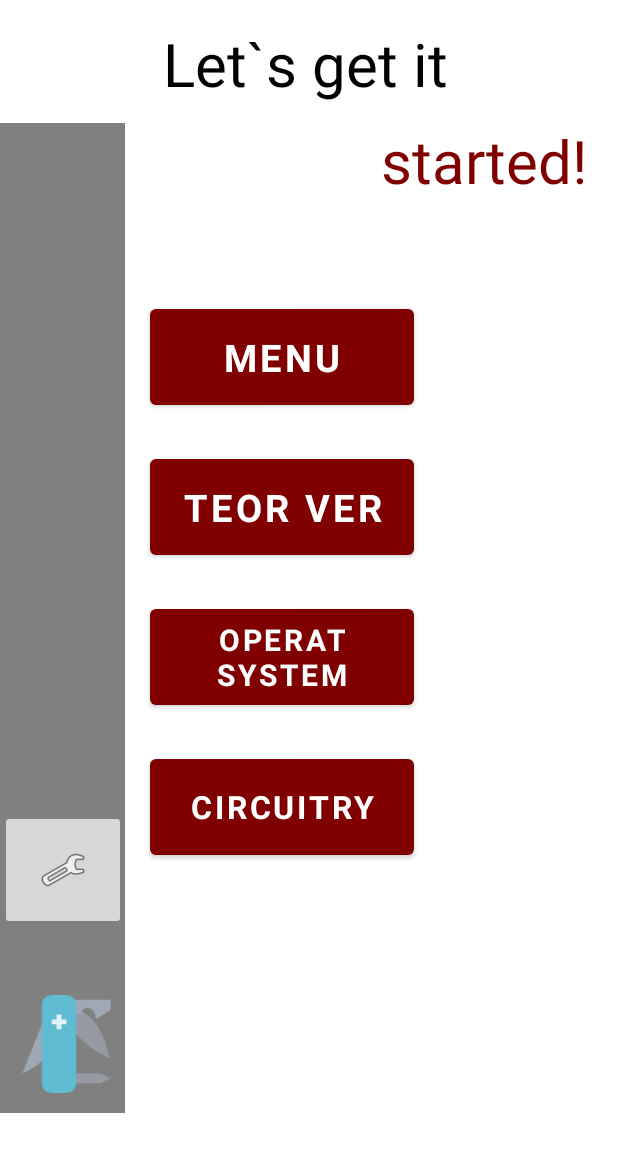
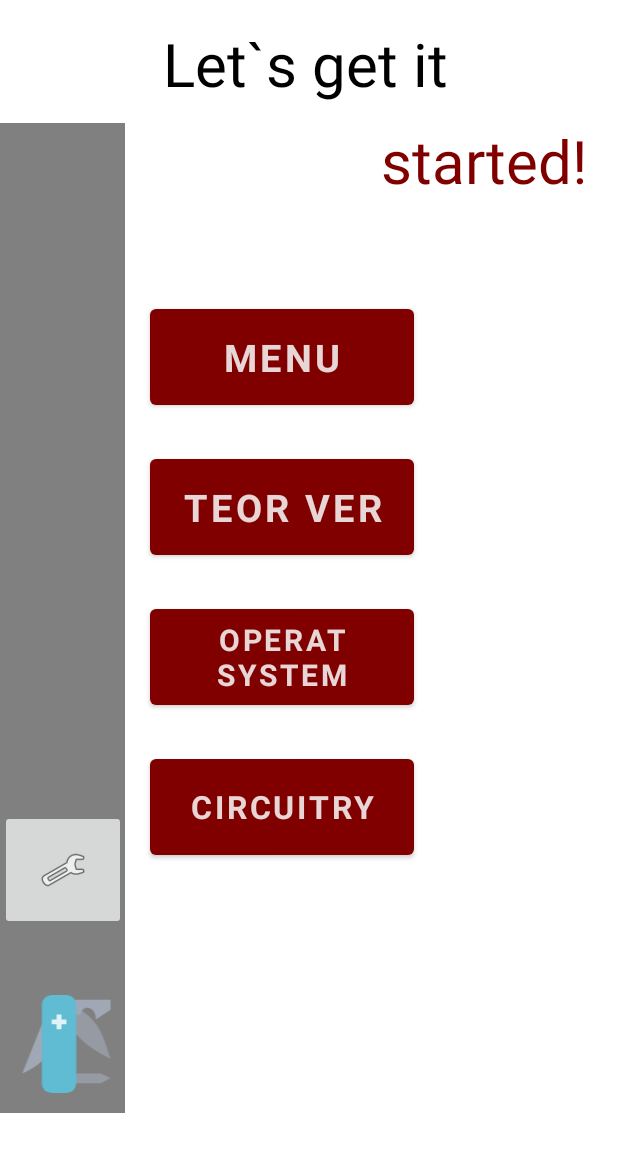
Before and after one commit to Was404/Allinone_android, an Android app: the screen it shows after launch (MainActivity), on a phone screen of 412 x 824 dp. Shown: the top 1152 px of the screen. Run offline under Robolectric (Android 15) with nearby library versions, the phone set to English and light mode, and no system bars; Roboto replaces fonts that are not available here.

Commit message:
update v1.1

```diff
--- a/app/build.gradle
+++ b/app/build.gradle
@@ -11,7 +11,7 @@ android {
         minSdk 21
         targetSdk 32
         versionCode 1
-        versionName "1.0"
+        versionName "1.1"
 
         testInstrumentationRunner "androidx.test.runner.AndroidJUnitRunner"
     }
--- a/app/src/main/java/com/example/myapplication4/SettigsActivity.java
+++ b/app/src/main/java/com/example/myapplication4/SettigsActivity.java
@@ -12,6 +12,7 @@ import android.widget.Button;
 import android.widget.TextView;
 
 import androidx.appcompat.app.AppCompatActivity;
+import androidx.appcompat.widget.ThemeUtils;
 
 public class SettigsActivity extends AppCompatActivity {
     TextView mygithub;
@@ -23,6 +24,7 @@ public class SettigsActivity extends AppCompatActivity {
 
         mygithub = (TextView) findViewById(R.id.mygithub);
         button_back = (Button) findViewById(R.id.button_back);
+
         String textToFirsturl = "Project on github";
         SpannableString ss = new SpannableString(textToFirsturl);
         ss.setSpan(new URLSpan(String.valueOf(mygithub)), 0, mygithub.length(),
@@ -42,5 +44,6 @@ public class SettigsActivity extends AppCompatActivity {
                 startActivity(intent);
             }
         });
+
     }
 }
--- a/app/src/main/res/layout/activity_main.xml
+++ b/app/src/main/res/layout/activity_main.xml
@@ -72,6 +72,7 @@
         android:fontFamily="@font/audiowide"
         android:text="@string/button_menu"
         android:textAlignment="center"
+        android:textColor="#E8D5D5"
         android:textSize="25sp"
         android:textStyle="bold"
         app:layout_constraintStart_toStartOf="parent"
@@ -86,6 +87,7 @@
         android:fontFamily="@font/audiowide"
         android:text="@string/button_teor"
         android:textAlignment="center"
+        android:textColor="#E8D5D5"
         android:textSize="25sp"
         android:textStyle="bold"
         app:layout_constraintStart_toStartOf="parent"
@@ -100,6 +102,7 @@
         android:fontFamily="@font/audiowide"
         android:text="@string/btn_opersys"
         android:textAlignment="center"
+        android:textColor="#E8D5D5"
         android:textSize="20sp"
         android:textStyle="bold"
         app:layout_constraintStart_toStartOf="parent"
@@ -114,6 +117,7 @@
         android:fontFamily="@font/audiowide"
         android:text="@string/btn_shem"
         android:textAlignment="center"
+        android:textColor="#E8D5D5"
         android:textSize="21sp"
         android:textStyle="bold"
         app:layout_constraintStart_toStartOf="parent"
--- a/app/src/main/res/layout/activity_settings.xml
+++ b/app/src/main/res/layout/activity_settings.xml
@@ -9,7 +9,7 @@
         android:id="@+id/backlayout"
         android:layout_width="410dp"
         android:layout_height="63dp"
-        android:background="@color/layout2"
+        android:background="@color/gray"
         app:layout_constraintBottom_toBottomOf="parent"
         app:layout_constraintEnd_toEndOf="parent"
         app:layout_constraintStart_toStartOf="parent">
@@ -57,11 +57,11 @@
 
     <ImageView
         android:id="@+id/imageInfo"
-        android:contentDescription="@string/pic_info"
         android:layout_width="wrap_content"
         android:layout_height="wrap_content"
         android:layout_marginTop="25dp"
         android:layout_marginEnd="16dp"
+        android:contentDescription="@string/pic_info"
         app:layout_constraintEnd_toEndOf="parent"
         app:layout_constraintTop_toTopOf="parent"
         app:srcCompat="@android:drawable/ic_dialog_info" />
--- a/app/src/main/res/layout/circuity_check.xml
+++ b/app/src/main/res/layout/circuity_check.xml
@@ -30,7 +30,7 @@
         android:id="@+id/backlayout"
         android:layout_width="410dp"
         android:layout_height="63dp"
-        android:background="@color/layout2"
+        android:background="@color/gray"
         app:layout_constraintBottom_toBottomOf="parent"
         app:layout_constraintEnd_toEndOf="parent"
         app:layout_constraintStart_toStartOf="parent">
--- a/app/src/main/res/layout/operatsys_check.xml
+++ b/app/src/main/res/layout/operatsys_check.xml
@@ -31,7 +31,7 @@
         android:id="@+id/backlayout"
         android:layout_width="410dp"
         android:layout_height="63dp"
-        android:background="@color/layout2"
+        android:background="@color/gray"
         app:layout_constraintBottom_toBottomOf="parent"
         app:layout_constraintEnd_toEndOf="parent"
         app:layout_constraintStart_toStartOf="parent">
--- a/app/src/main/res/layout/teorver_check.xml
+++ b/app/src/main/res/layout/teorver_check.xml
@@ -30,7 +30,7 @@
         android:id="@+id/backlayout"
         android:layout_width="410dp"
         android:layout_height="63dp"
-        android:background="@color/layout2"
+        android:background="@color/gray"
         app:layout_constraintBottom_toBottomOf="parent"
         app:layout_constraintEnd_toEndOf="parent"
         app:layout_constraintStart_toStartOf="parent">
```
